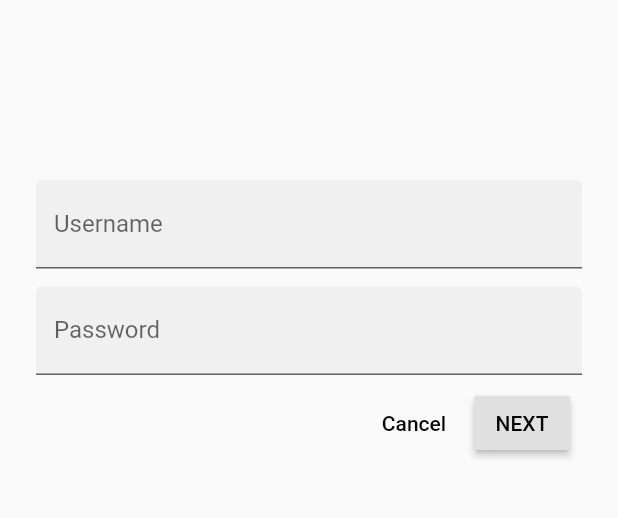
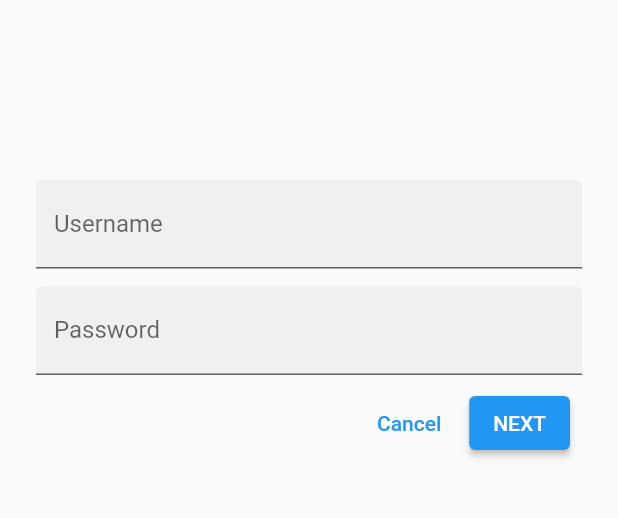
Before and after one commit to vincenterc/flutter-shrine, a Flutter app: the screen it shows after launch, on a phone screen of 412 x 824 dp, the part 219-737 px from its top. Run offline on Flutter 3.47's test engine with Material 2 defaults, Android fonts, the phone set to English and light mode, and no system bars.

Commit message:
Change FlatButton to TextButton and RaisedButton to ElevatedButton

```diff
--- a/lib/login.dart
+++ b/lib/login.dart
@@ -44,14 +44,14 @@ class _LoginPageState extends State<LoginPage> {
             ),
             ButtonBar(
               children: <Widget>[
-                FlatButton(
+                TextButton(
                   child: Text('Cancel'),
                   onPressed: () {
                     _usernameController.clear();
                     _passwordController.clear();
                   },
                 ),
-                RaisedButton(
+                ElevatedButton(
                   child: Text('NEXT'),
                   onPressed: () {
                     Navigator.pop(context);
```
